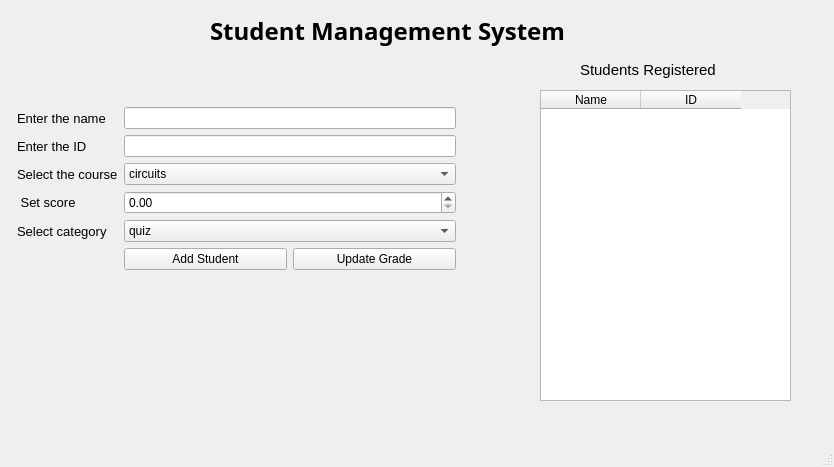
monawalied/Student_Grade_Checker, file mainwindow.ui: the form before one commit.
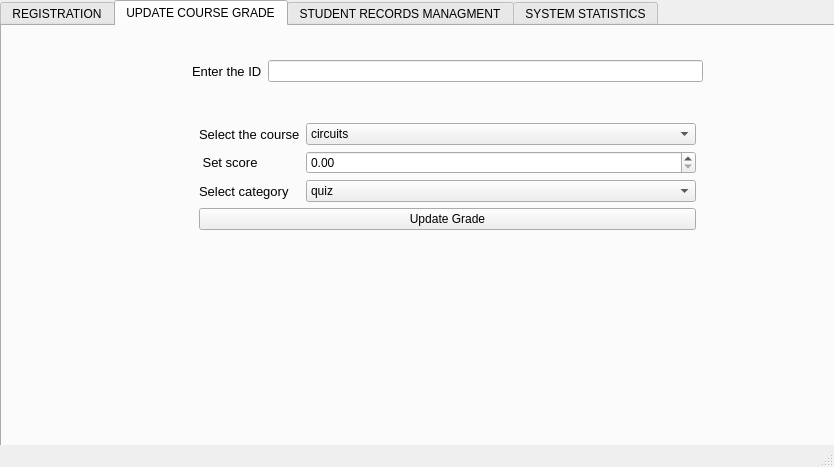
The form after the commit. The open tabs and pages were chosen to show the change.

The edit to the form file:
```diff
--- a/mainwindow.ui
+++ b/mainwindow.ui
@@ -14,11 +14,27 @@
    <string>MainWindow</string>
   </property>
   <widget class="QWidget" name="centralwidget">
+   <widget class="QTabWidget" name="studentRecordPage">
+    <property name="geometry">
+     <rect>
+      <x>0</x>
+      <y>0</y>
+      <width>841</width>
+      <height>461</height>
+     </rect>
+    </property>
+    <property name="currentIndex">
+     <number>3</number>
+    </property>
+    <widget class="QWidget" name="tab">
+     <attribute name="title">
+      <string>REGISTRATION</string>
+     </attribute>
    <widget class="QLabel" name="label">
     <property name="geometry">
      <rect>
-      <x>210</x>
-      <y>10</y>
+        <x>180</x>
+        <y>20</y>
       <width>431</width>
       <height>41</height>
      </rect>
@@ -34,13 +50,31 @@
      <string>Student Management System</string>
     </property>
    </widget>
+     <widget class="QLabel" name="label_7">
+      <property name="geometry">
+       <rect>
+        <x>980</x>
+        <y>230</y>
+        <width>181</width>
+        <height>20</height>
+       </rect>
+      </property>
+      <property name="font">
+       <font>
+        <pointsize>11</pointsize>
+       </font>
+      </property>
+      <property name="text">
+       <string>Students Registered</string>
+      </property>
+     </widget>
    <widget class="QWidget" name="formLayoutWidget">
     <property name="geometry">
      <rect>
       <x>10</x>
-      <y>100</y>
+        <y>70</y>
       <width>453</width>
-      <height>210</height>
+        <height>161</height>
      </rect>
     </property>
     <layout class="QFormLayout" name="formLayout">
@@ -80,8 +114,70 @@
        </property>
       </widget>
      </item>
-     <item row="2" column="0">
-      <widget class="QLabel" name="label_4">
+       <item row="1" column="1">
+        <widget class="QLineEdit" name="idInput_page1"/>
+       </item>
+       <item row="4" column="0" colspan="2">
+        <layout class="QHBoxLayout" name="horizontalLayout"/>
+       </item>
+       <item row="2" column="0" colspan="2">
+        <widget class="QPushButton" name="addBtn">
+         <property name="text">
+          <string>Add Student</string>
+         </property>
+        </widget>
+       </item>
+      </layout>
+     </widget>
+     <widget class="QTableWidget" name="studentTable">
+      <property name="geometry">
+       <rect>
+        <x>490</x>
+        <y>70</y>
+        <width>251</width>
+        <height>311</height>
+       </rect>
+      </property>
+      <column>
+       <property name="text">
+        <string>Name</string>
+       </property>
+      </column>
+      <column>
+       <property name="text">
+        <string>ID</string>
+       </property>
+      </column>
+     </widget>
+    </widget>
+    <widget class="QWidget" name="tab_2">
+     <attribute name="title">
+      <string>UPDATE COURSE GRADE</string>
+     </attribute>
+     <widget class="QWidget" name="formLayoutWidget_2">
+      <property name="geometry">
+       <rect>
+        <x>190</x>
+        <y>90</y>
+        <width>511</width>
+        <height>321</height>
+       </rect>
+      </property>
+      <layout class="QFormLayout" name="formLayout_3">
+       <property name="leftMargin">
+        <number>7</number>
+       </property>
+       <property name="topMargin">
+        <number>7</number>
+       </property>
+       <property name="rightMargin">
+        <number>7</number>
+       </property>
+       <property name="bottomMargin">
+        <number>7</number>
+       </property>
+       <item row="0" column="0">
+        <widget class="QLabel" name="label_15">
        <property name="font">
         <font>
          <pointsize>10</pointsize>
@@ -92,7 +188,7 @@
        </property>
       </widget>
      </item>
-     <item row="2" column="1">
+       <item row="0" column="1">
       <widget class="QComboBox" name="courseCombo">
        <item>
         <property name="text">
@@ -111,7 +207,19 @@
        </item>
       </widget>
      </item>
-     <item row="3" column="1">
+       <item row="1" column="0">
+        <widget class="QLabel" name="label_16">
+         <property name="font">
+          <font>
+           <pointsize>10</pointsize>
+          </font>
+         </property>
+         <property name="text">
+          <string> Set score</string>
+         </property>
+        </widget>
+       </item>
+       <item row="1" column="1">
       <widget class="QDoubleSpinBox" name="gradeValue">
        <property name="enabled">
         <bool>true</bool>
@@ -121,25 +229,19 @@
        </property>
       </widget>
      </item>
-     <item row="5" column="1">
-      <layout class="QHBoxLayout" name="horizontalLayout">
-       <item>
-        <widget class="QPushButton" name="addBtn">
-         <property name="text">
-          <string>Add Student</string>
+       <item row="2" column="0">
+        <widget class="QLabel" name="label_17">
+         <property name="font">
+          <font>
+           <pointsize>10</pointsize>
+          </font>
          </property>
-        </widget>
-       </item>
-       <item>
-        <widget class="QPushButton" name="updateGradeBtn">
          <property name="text">
-          <string>Update Grade</string>
+          <string>Select category</string>
          </property>
         </widget>
        </item>
-      </layout>
-     </item>
-     <item row="4" column="1">
+       <item row="2" column="1">
       <widget class="QComboBox" name="componentCombo">
        <item>
         <property name="text">
@@ -158,90 +260,163 @@
        </item>
       </widget>
      </item>
-     <item row="4" column="0">
-      <widget class="QLabel" name="label_6">
+       <item row="4" column="0" colspan="2">
+        <layout class="QHBoxLayout" name="horizontalLayout_3">
+         <item>
+          <widget class="QPushButton" name="updateGradeBtn">
+           <property name="text">
+            <string>Update Grade</string>
+           </property>
+          </widget>
+         </item>
+        </layout>
+       </item>
+      </layout>
+     </widget>
+     <widget class="QWidget" name="horizontalLayoutWidget">
+      <property name="geometry">
+       <rect>
+        <x>190</x>
+        <y>20</y>
+        <width>511</width>
+        <height>51</height>
+       </rect>
+      </property>
+      <layout class="QHBoxLayout" name="horizontalLayout_2">
+       <item>
+        <widget class="QLabel" name="label_14">
        <property name="font">
         <font>
          <pointsize>10</pointsize>
         </font>
        </property>
        <property name="text">
-        <string>Select category</string>
-       </property>
-      </widget>
-     </item>
-     <item row="0" column="1">
-      <widget class="QLineEdit" name="nameInput">
-       <property name="text">
-        <string/>
+          <string>Enter the ID</string>
+         </property>
+         <property name="margin">
+          <number>10</number>
        </property>
       </widget>
      </item>
-     <item row="1" column="1">
-      <widget class="QLineEdit" name="idInput"/>
-     </item>
-     <item row="3" column="0">
-      <widget class="QLabel" name="label_5">
+       <item>
+        <widget class="QLineEdit" name="idInput_page2"/>
+       </item>
+      </layout>
+     </widget>
+    </widget>
+    <widget class="QWidget" name="tab_3">
+     <attribute name="title">
+      <string>STUDENT RECORDS MANAGMENT</string>
+     </attribute>
+     <widget class="QWidget" name="horizontalLayoutWidget_2">
+      <property name="geometry">
+       <rect>
+        <x>10</x>
+        <y>10</y>
+        <width>511</width>
+        <height>51</height>
+       </rect>
+      </property>
+      <layout class="QHBoxLayout" name="horizontalLayout_4">
+       <item>
+        <widget class="QLabel" name="label_18">
        <property name="font">
         <font>
          <pointsize>10</pointsize>
         </font>
        </property>
        <property name="text">
-        <string> Set score</string>
-       </property>
-      </widget>
-     </item>
-    </layout>
-   </widget>
-   <widget class="QTableWidget" name="studentTable">
+          <string>Enter the ID</string>
+         </property>
+         <property name="margin">
+          <number>10</number>
+         </property>
+        </widget>
+       </item>
+       <item>
+        <widget class="QLineEdit" name="idInput_page3"/>
+       </item>
+      </layout>
+     </widget>
+     <widget class="QPushButton" name="chkBtn">
     <property name="geometry">
      <rect>
-      <x>540</x>
-      <y>90</y>
-      <width>251</width>
-      <height>311</height>
-     </rect>
-    </property>
-    <column>
+        <x>20</x>
+        <y>360</y>
+        <width>191</width>
+        <height>29</height>
+       </rect>
+      </property>
      <property name="text">
-      <string>Name</string>
-     </property>
-    </column>
-    <column>
+       <string>CHECK STUDENT</string>
+      </property>
+     </widget>
+     <widget class="QTextEdit" name="studDisplayReport">
+      <property name="geometry">
+       <rect>
+        <x>450</x>
+        <y>80</y>
+        <width>341</width>
+        <height>321</height>
+       </rect>
+      </property>
+      <property name="readOnly">
+       <bool>true</bool>
+      </property>
+     </widget>
+     <widget class="QPushButton" name="deleteBtn">
+      <property name="geometry">
+       <rect>
+        <x>20</x>
+        <y>310</y>
+        <width>191</width>
+        <height>29</height>
+       </rect>
+      </property>
      <property name="text">
-      <string>ID</string>
-     </property>
-    </column>
-   </widget>
-   <widget class="QLabel" name="label_7">
+       <string>DELETE STUDENT</string>
+      </property>
+     </widget>
+    </widget>
+    <widget class="QWidget" name="tab_4">
+     <attribute name="title">
+      <string>SYSTEM STATISTICS</string>
+     </attribute>
+     <widget class="QPushButton" name="subAvgBtn">
     <property name="geometry">
      <rect>
-      <x>580</x>
+        <x>450</x>
+        <y>310</y>
+        <width>231</width>
+        <height>29</height>
+       </rect>
+      </property>
+      <property name="text">
+       <string>GET SUBJECT AVERAGE</string>
+      </property>
+     </widget>
+     <widget class="QTextEdit" name="subjectAvgReport">
+      <property name="geometry">
+       <rect>
+        <x>120</x>
       <y>60</y>
-      <width>181</width>
-      <height>20</height>
-     </rect>
-    </property>
-    <property name="font">
-     <font>
-      <pointsize>11</pointsize>
-     </font>
-    </property>
-    <property name="text">
-     <string>Students Registered</string>
-    </property>
-   </widget>
-  </widget>
-  <widget class="QMenuBar" name="menubar">
+        <width>561</width>
+        <height>241</height>
+       </rect>
+      </property>
+     </widget>
+     <widget class="QComboBox" name="subjCombo">
    <property name="geometry">
     <rect>
-     <x>0</x>
-     <y>0</y>
-     <width>834</width>
-     <height>26</height>
-    </rect>
-   </property>
+        <x>141</x>
+        <y>310</y>
+        <width>281</width>
+        <height>28</height>
+       </rect>
+      </property>
+     </widget>
+    </widget>
+   </widget>
   </widget>
   <widget class="QStatusBar" name="statusbar"/>
  </widget>
```
Left out of the diff: 7 changed lines with no effect on the pictures. Lines whose indentation alone changed are shown as unchanged.
